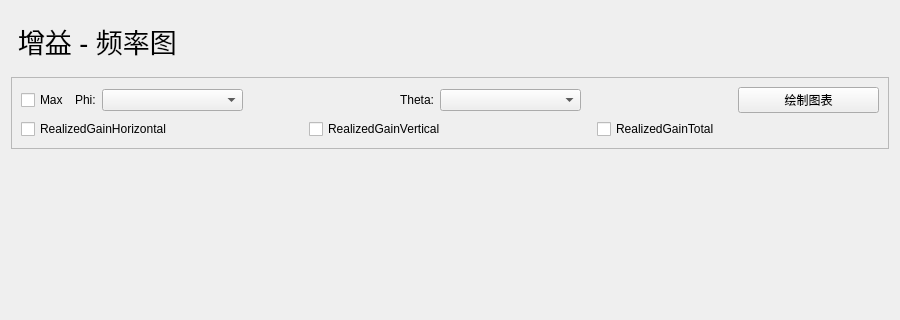
Above: analysis_gain_interface.ui from GongYeSUDA/AntennaTestHelper before the change; both pictures show x 0 to 900 and y 0 to 320 of the 900 by 700 pixel window. Below: the same form after it.
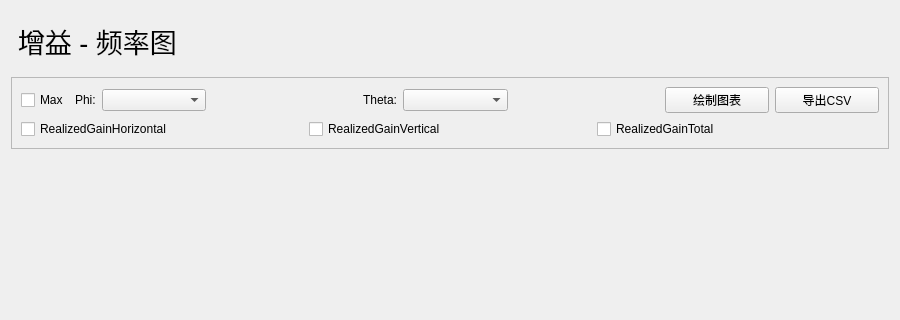
That is the form after the change. Custom widgets are drawn as their Qt base class.

What changed in the file:
```diff
--- a/analysis_gain_interface.ui
+++ b/analysis_gain_interface.ui
@@ -180,6 +180,25 @@
           </property>
          </widget>
         </item>
+        <item>
+         <widget class="PrimaryPushButton" name="csvButton">
+          <property name="sizePolicy">
+           <sizepolicy hsizetype="Expanding" vsizetype="Fixed">
+            <horstretch>0</horstretch>
+            <verstretch>0</verstretch>
+           </sizepolicy>
+          </property>
+          <property name="maximumSize">
+           <size>
+            <width>200</width>
+            <height>16777215</height>
+           </size>
+          </property>
+          <property name="text">
+           <string>导出CSV</string>
+          </property>
+         </widget>
+        </item>
        </layout>
       </item>
       <item>
```
